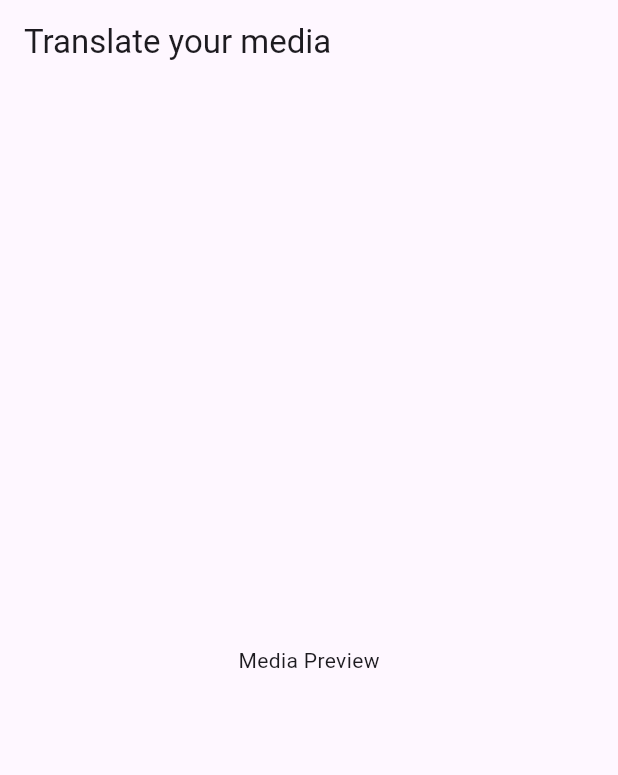
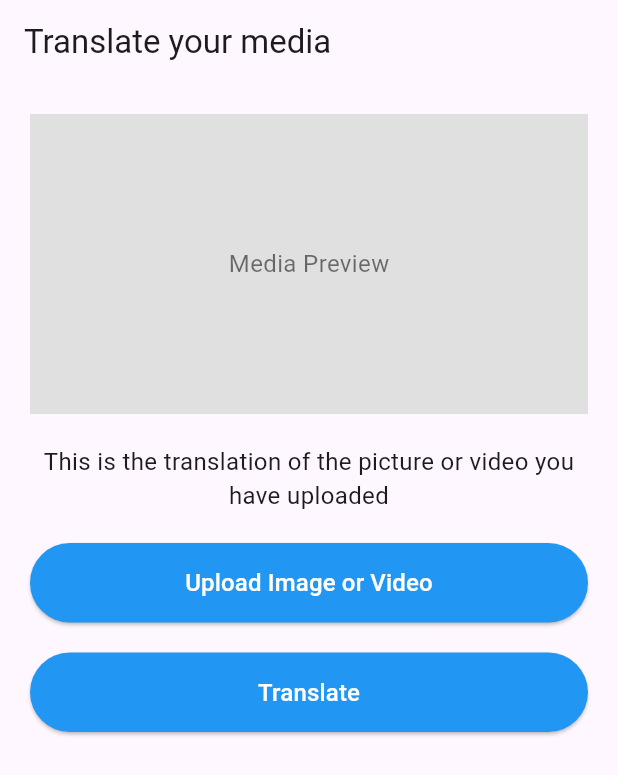
Before and after one commit to AliAljawad/Sign-Speak-Front, a Flutter app: the screen it shows after launch, on a phone screen of 412 x 824 dp. Shown: the top 775 px of the screen. Run offline on Flutter 3.47's test engine with Material 3 defaults, Android fonts, the phone set to English and light mode, and no system bars; our stand-ins replace camera, video_player.

Commit message:
add basic layout and buttons

```diff
--- a/lib/screens/media_translation_screen.dart
+++ b/lib/screens/media_translation_screen.dart
@@ -14,10 +14,55 @@ class _MediaTranslationPageState extends State<MediaTranslationPage> {
       appBar: AppBar(
         title: const Text('Translate your media'),
       ),
-      body: const Padding(
-        padding: EdgeInsets.all(20.0),
-        child: Center(
-          child: Text('Media Preview'),
+      body: Padding(
+        padding: const EdgeInsets.all(20.0),
+        child: Column(
+          mainAxisAlignment: MainAxisAlignment.start,
+          children: [
+            Container(
+              width: double.infinity,
+              height: 200,
+              color: Colors.grey[300],
+              child: const Center(
+                child: Text(
+                  'Media Preview',
+                  style: TextStyle(fontSize: 16, color: Colors.black54),
+                ),
+              ),
+            ),
+            const SizedBox(height: 20),
+            const Text(
+              'This is the translation of the picture or video you have uploaded',
+              textAlign: TextAlign.center,
+              style: TextStyle(fontSize: 16),
+            ),
+            const SizedBox(height: 20),
+            ElevatedButton(
+              onPressed: () {},
+              style: ElevatedButton.styleFrom(
+                backgroundColor: Colors.blue,
+                padding: const EdgeInsets.symmetric(vertical: 15),
+                minimumSize: const Size(double.infinity, 0),
+              ),
+              child: const Text(
+                'Upload Image or Video',
+                style: TextStyle(color: Colors.white, fontSize: 16),
+              ),
+            ),
+            const SizedBox(height: 20),
+            ElevatedButton(
+              onPressed: () {},
+              style: ElevatedButton.styleFrom(
+                backgroundColor: Colors.blue,
+                padding: const EdgeInsets.symmetric(vertical: 15),
+                minimumSize: const Size(double.infinity, 0),
+              ),
+              child: const Text(
+                'Translate',
+                style: TextStyle(color: Colors.white, fontSize: 16),
+              ),
+            ),
+          ],
         ),
       ),
     );
```
